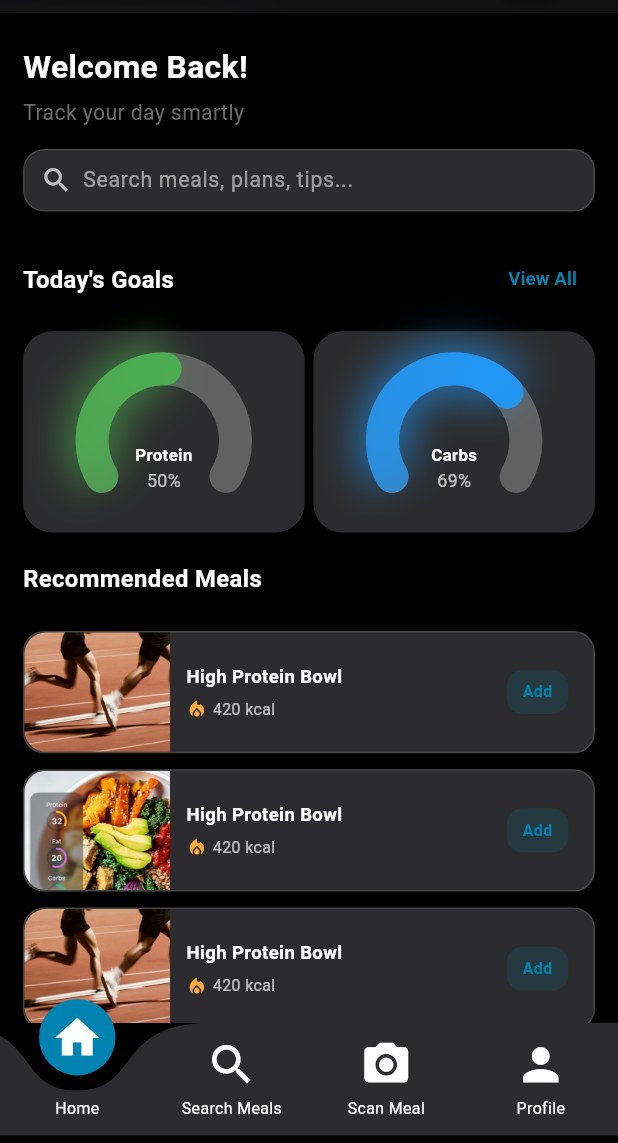
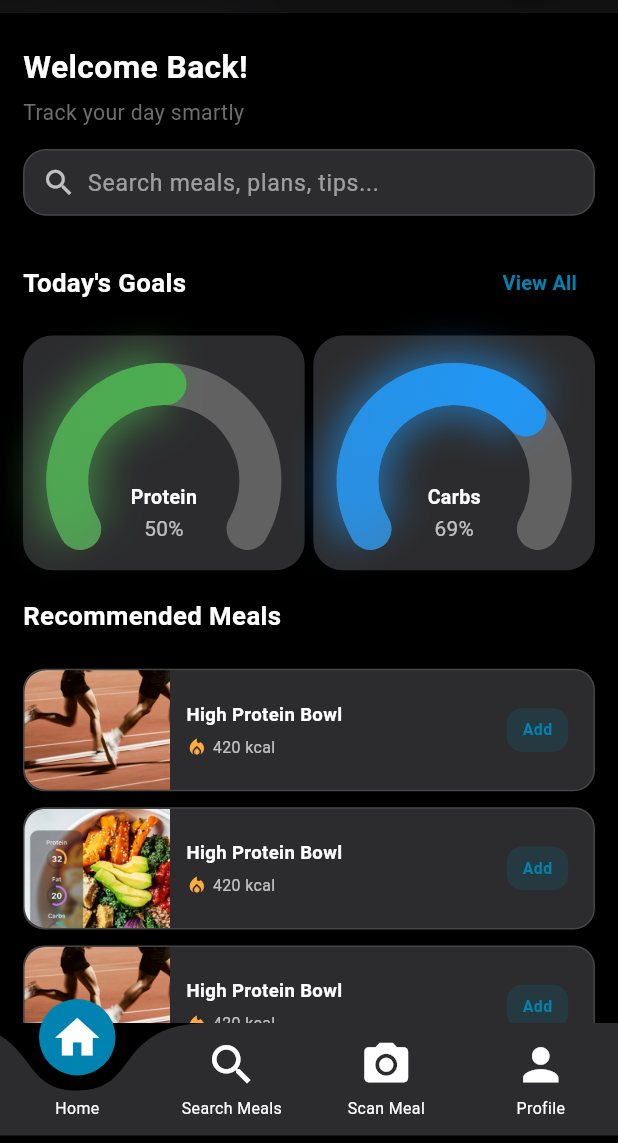
Before and after one commit to ahmednaderahmednader1717-art/HEALIX, a Flutter app: the HomeScreen screen opened directly with empty values, on a phone screen of 412 x 824 dp, the part 93-1236 px from its top. Run offline on Flutter 3.47's test engine with Material 3 defaults, Android fonts, the phone set to English and light mode, and no system bars; drawn by our look-alikes of curved_labeled_navigation_bar; our stand-ins replace carousel_slider, dio, flutter_svg, gap, google_fonts; project files that could hold a hidden picture were left out.

Commit message:
sign up ui/ux and its API and new UserInfo model and some responsiveness

```diff
--- a/lib/views/home/home_screen.dart
+++ b/lib/views/home/home_screen.dart
@@ -49,7 +49,8 @@ class _HomeScreenState extends State<HomeScreen> {
       backgroundColor: Colors.black,
 
       // 👇 Stack عشان نضيف AppBar ثابت فوق كل التابات
-      body: Stack(
+      body: SafeArea(
+        child: Stack(
           children: [
             // محتوى التابات
             IndexedStack(index: _currentIndex, children: _pages),
@@ -60,8 +61,10 @@ class _HomeScreenState extends State<HomeScreen> {
               w: w,
               scale: scale,
               userName: widget.user.fullName,
+
             ),
           ],
+        ),
       ),
 
       // شريط التنقل السفلي
--- a/lib/views/home/views/home_tab.dart
+++ b/lib/views/home/views/home_tab.dart
@@ -1,4 +1,4 @@
-import 'dart:math';
+
 import 'package:flutter/material.dart';
 import 'package:gap/gap.dart';
 import 'package:test_splash/models/nutrient.dart';
@@ -24,20 +24,24 @@ class _HomeTabState extends State<HomeTab> {
   Widget build(BuildContext context) {
     final screenWidth = MediaQuery.of(context).size.width;
     final screenHeight = MediaQuery.of(context).size.height;
+
+    // التصميم الأساسي الذي تم التصميم عليه
     const baseWidth = 430.0;
     const baseHeight = 932.0;
+
+    // scale منفصل للعرض والارتفاع
     final w = screenWidth / baseWidth;
     final h = screenHeight / baseHeight;
-    final scale = min(w, h);
+
     final double toolbarHeight = 80 * h;
 
-    // ✅ إعداد الـ Grid حسب حجم الشاشة
+    // إعداد الـ Grid حسب حجم الشاشة
     int crossAxisCount;
     double childAspectRatio;
 
     if (screenWidth < 600) {
       crossAxisCount = 2; // موبايل
-      childAspectRatio = 1.4;
+      childAspectRatio = 1.2;
     } else if (screenWidth < 900) {
       crossAxisCount = 3; // تابلت صغير
       childAspectRatio = 1.2;
@@ -49,27 +53,25 @@ class _HomeTabState extends State<HomeTab> {
       childAspectRatio = 1.3;
     }
 
-    // ✅ عدد العناصر المبدئية حسب حجم الشاشة
+    // عدد العناصر المبدئية حسب حجم الشاشة
     int defaultGoals;
     if (screenWidth < 600) {
-      defaultGoals = 2; // موبايل
+      defaultGoals = 2;
     } else if (screenWidth < 900) {
-      defaultGoals = 3; // تابلت صغير
+      defaultGoals = 3;
     } else {
-      defaultGoals = Nutrient.nutrients.length; // شاشات كبيرة = الكل
+      defaultGoals = Nutrient.nutrients.length;
     }
 
-    // ✅ تحديد عدد العناصر المعروضة
+    // عدد العناصر المعروضة
     final goalsToShow = _showAllGoals
         ? Nutrient.nutrients.length
         : (Nutrient.nutrients.length >= defaultGoals
               ? defaultGoals
               : Nutrient.nutrients.length);
 
-    // ✅ هل نعرض زر View All؟
-    final bool showActionButton =
-        Nutrient.nutrients.length >
-        defaultGoals; // لو عندي عناصر أكثر من اللي ظاهرين
+    // هل نعرض زر View All؟
+    final bool showActionButton = Nutrient.nutrients.length > defaultGoals;
 
     return Stack(
       children: [
@@ -88,28 +90,28 @@ class _HomeTabState extends State<HomeTab> {
               SectionTitle(
                 title: "Welcome Back!",
                 subtitle: "Track your day smartly",
-                scale: scale,
+                scale: h,
               ),
               Gap(16 * h),
-              CustomSearchBar(scale: scale),
+              CustomSearchBar(scale: w),
               Gap(24 * h),
 
-              // ✅ Today's Goals
+              // Today's Goals
               RowHeader(
                 title: "Today's Goals",
                 actionText: showActionButton
                     ? (_showAllGoals ? "Show Less" : "View All")
-                    : "", // 🔥 لو مفيش حاجة تتعرض، اخفي الزر
+                    : "",
                 onAction: showActionButton
                     ? () {
                         setState(() => _showAllGoals = !_showAllGoals);
                       }
                     : null,
-                scale: scale,
+                scale: w,
               ),
               Gap(12 * h),
 
-              // ✅ GridView responsive
+              // GridView responsive
               GridView.builder(
                 physics: const NeverScrollableScrollPhysics(),
                 shrinkWrap: true,
@@ -126,23 +128,22 @@ class _HomeTabState extends State<HomeTab> {
                     title: nutrient.name,
                     value: nutrient.value,
                     color: nutrient.color,
-                    scale: scale,
+                    scale: h,
                   );
                 },
               ),
-
               Gap(8 * h),
 
-              // ✅ Recommended Meals section
+              // Recommended Meals section
               RowHeader(
                 title: "Recommended Meals",
                 actionText: "",
                 onAction: null,
-                scale: scale,
+                scale: w,
               ),
               Gap(12 * h),
 
-              // ✅ Meals list
+              // Meals list
               ListView.separated(
                 physics: const NeverScrollableScrollPhysics(),
                 shrinkWrap: true,
@@ -156,7 +157,7 @@ class _HomeTabState extends State<HomeTab> {
                     imagePath: image,
                     title: "High Protein Bowl",
                     calories: 420,
-                    scale: scale,
+                    scale: h,
                   );
                 },
               ),
--- a/lib/views/home/widgets/charts_widget.dart
+++ b/lib/views/home/widgets/charts_widget.dart
@@ -89,8 +89,8 @@ class _AppleRingCardState extends State<AppleRingCard>
                 builder: (context, _) {
                   return CustomPaint(
                     size: Size(
-                      cardWidth * (0.60 * internalScale),
-                      cardHeight * (0.24 * internalScale),
+                      cardWidth * (0.80 * internalScale), // زودنا العرض
+                      cardHeight * (0.40 * internalScale), // زودنا الطول
                     ),
                     painter: AppleBottomLabelRingPainter(
                       progress: _animation.value,
@@ -139,7 +139,7 @@ class AppleBottomLabelRingPainter extends CustomPainter {
 
   @override
   void paint(Canvas canvas, Size size) {
-    final strokeWidth = 22.0;
+    final strokeWidth = 28.0; // زودنا السمك
     final center = Offset(size.width / 2, size.height);
     final radius = size.width / 2 - strokeWidth / 2;
 
```
Lines whose indentation alone changed are shown as unchanged.
